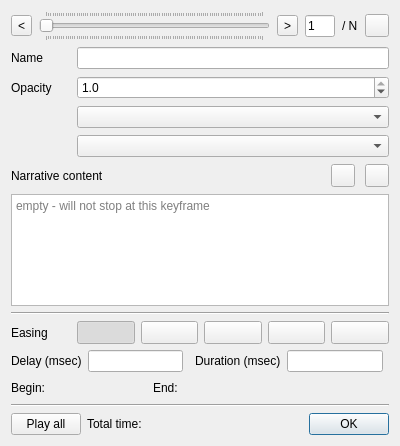
This is gui/ui/keyframedialog.ui in minorua/Qgis2threejs as Qt 5 draws it before an edit. The edited form follows.
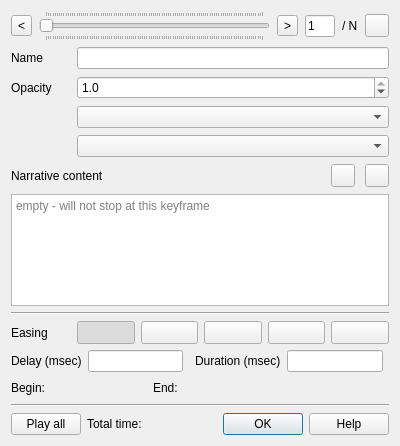
This is the edited form. Custom widgets are drawn as their Qt base class.

Commit message: add help button to dialogs other than the property dialog

```diff
--- a/gui/ui/keyframedialog.ui
+++ b/gui/ui/keyframedialog.ui
@@ -528,7 +528,7 @@
         <enum>Qt::Horizontal</enum>
        </property>
        <property name="standardButtons">
-        <set>QDialogButtonBox::Ok</set>
+        <set>QDialogButtonBox::Help|QDialogButtonBox::Ok</set>
        </property>
       </widget>
      </item>
```
The commit also changes 18 other files.
